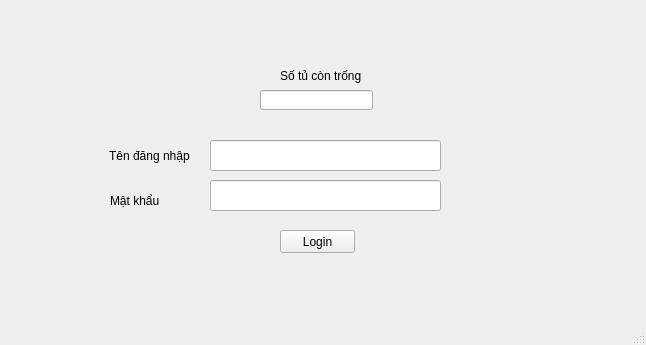
This is login1.ui in SmartBox10/Hopo as Qt 5 draws it before an edit. The edited form follows.
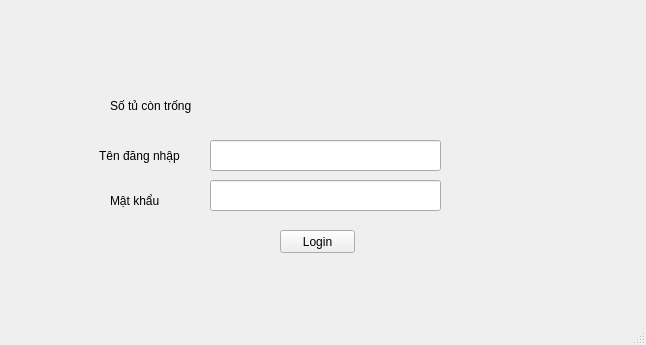
This is the edited form.

Commit message: thay đổi qedittext thành qlabel

Diff of the .ui file:
```diff
--- a/login1.ui
+++ b/login1.ui
@@ -20,7 +20,7 @@
    <widget class="QLabel" name="LabelTen">
     <property name="geometry">
      <rect>
-      <x>100</x>
+      <x>90</x>
       <y>130</y>
       <width>101</width>
       <height>51</height>
@@ -85,8 +85,8 @@
    <widget class="QLabel" name="label">
     <property name="geometry">
      <rect>
-      <x>280</x>
-      <y>60</y>
+      <x>110</x>
+      <y>90</y>
       <width>91</width>
       <height>31</height>
      </rect>
@@ -95,15 +95,18 @@
      <string>Số tủ còn trống</string>
     </property>
    </widget>
-   <widget class="QLineEdit" name="showquanity">
+   <widget class="QLabel" name="showquanity">
     <property name="geometry">
      <rect>
-      <x>260</x>
-      <y>90</y>
-      <width>113</width>
-      <height>20</height>
+      <x>270</x>
+      <y>100</y>
+      <width>61</width>
+      <height>21</height>
      </rect>
     </property>
+    <property name="text">
+     <string/>
+    </property>
    </widget>
   </widget>
   <widget class="QMenuBar" name="menubar">
```
The commit also changes 1 other file.
